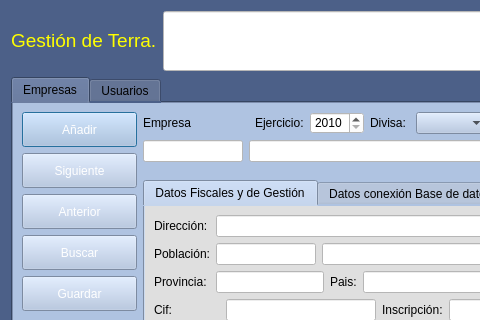
arcnexus/RedFoX, file Zona_Administrador/frmempresas.ui: the form before one commit; both pictures show x 0 to 480 and y 0 to 320 of the 1070 by 686 pixel window.
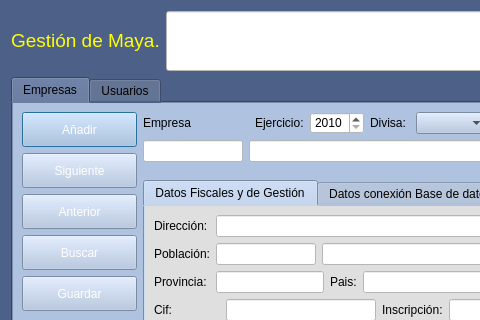
The form after the commit. Icons and pictures are not drawn.

Commit message: Cambio de BD a MayaGeneral

```diff
--- a/Zona_Administrador/frmempresas.ui
+++ b/Zona_Administrador/frmempresas.ui
@@ -24,7 +24,7 @@
    <item row="0" column="0">
     <widget class="QLabel" name="label">
      <property name="text">
-      <string>&lt;html&gt;&lt;head/&gt;&lt;body&gt;&lt;p&gt;&lt;span style=&quot; font-size:14pt; color:#ffff00;&quot;&gt;Gestión de Terra.&lt;/span&gt;&lt;/p&gt;&lt;/body&gt;&lt;/html&gt;</string>
+      <string>&lt;html&gt;&lt;head/&gt;&lt;body&gt;&lt;p&gt;&lt;span style=&quot; font-size:14pt; color:#ffff00;&quot;&gt;Gestión de Maya.&lt;/span&gt;&lt;/p&gt;&lt;/body&gt;&lt;/html&gt;</string>
      </property>
     </widget>
    </item>
```
Left out of the diff: 32 changed lines with no effect on the pictures. The commit also changes 94 other files.
